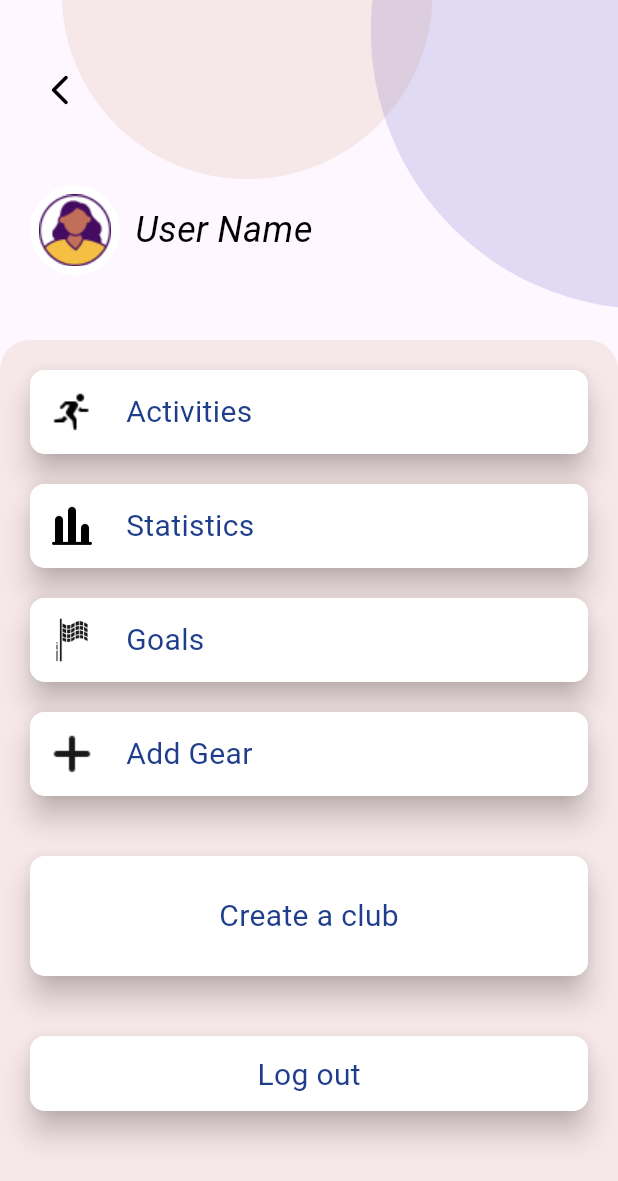
After one commit to 2504pratik/club_plus, a Flutter app: the ProfilePage screen opened by its route, on a phone screen of 412 x 824 dp. The commit adds this screen. Shown: the top 1181 px of the screen. Run offline on Flutter 3.47's test engine with Material 3 defaults, Android fonts, the phone set to English and light mode, and no system bars; our stand-ins replace uni_links; network calls fail.

Commit message:
Profile page added

```diff
--- a/lib/homepage/challenge_box.dart
+++ b/lib/homepage/challenge_box.dart
@@ -1,26 +1,13 @@
 import 'package:flutter/material.dart';
 
-class ChallengeBox extends StatelessWidget {
-  final String title;
-  final String description;
-  final String backgroundImagePath;
-
-  const ChallengeBox({
-    super.key,
-    required this.title,
-    required this.description,
-    required this.backgroundImagePath,
-  });
-
-  @override
-  Widget build(BuildContext context) {
+Widget ChallengeBox(String title, String desc, String imagePath) {
   return Card(
     child: Container(
       width: 150,
       height: 150,
       decoration: BoxDecoration(
         image: DecorationImage(
-            image: AssetImage(backgroundImagePath),
+          image: AssetImage(imagePath),
           fit: BoxFit.cover,
         ),
       ),
@@ -40,7 +27,7 @@ class ChallengeBox extends StatelessWidget {
             ),
             const SizedBox(height: 5),
             Text(
-                description,
+              desc,
               style: const TextStyle(
                 fontSize: 16,
                 color: Colors.white, // Adjust the text color if needed
@@ -52,4 +39,3 @@ class ChallengeBox extends StatelessWidget {
     ),
   );
 }
-}
--- a/lib/homepage/homepage.dart
+++ b/lib/homepage/homepage.dart
@@ -111,9 +111,14 @@ class HomePage extends StatelessWidget {
                                 ),
                               ],
                             ),
-                            CircleAvatar(
-                              backgroundColor: const Color(0xFF200E32),
-                              child: Image.asset('images/user_icon.png'),
+                            GestureDetector(
+                              onTap: () {
+                                Navigator.pushNamed(context, '/profile');
+                              },
+                              child: CircleAvatar(
+                                backgroundColor: const Color(0xFF200E32),
+                                child: Image.asset('images/user_icon.png'),
+                              ),
                             ),
                           ],
                         ),
@@ -166,9 +171,9 @@ class HomePage extends StatelessWidget {
                                   break;
                               }
                               return ChallengeBox(
-                                title: challenge.challengeTitle,
-                                description: challenge.desc,
-                                backgroundImagePath: imagePath,
+                                challenge.challengeTitle,
+                                challenge.desc,
+                                imagePath,
                               );
                             },
                           )),
--- a/lib/main.dart
+++ b/lib/main.dart
@@ -1,7 +1,10 @@
+// ignore_for_file: unused_import
+
 import 'package:club_plus/homepage/homepage.dart';
+import 'package:club_plus/profilepage/profilepage.dart';
+import 'loginpage/loginpage.dart';
+
 import 'package:flutter/material.dart';
-
-import 'loginpage/loginpage.dart';
 
 void main() {
   runApp(const MyApp());
@@ -22,7 +25,8 @@ class MyApp extends StatelessWidget {
       initialRoute: '/login', // Set the initial route
       routes: {
         '/login': (context) => const LoginPage(),
-        '/home': (context) => const HomePage()
+        '/home': (context) => const HomePage(),
+        '/profile': (context) => const ProfilePage()
       },
     );
   }
--- /dev/null
+++ b/lib/profilepage/custom_box.dart
@@ -0,0 +1,32 @@
+import 'package:flutter/material.dart';
+
+Widget CustomBox(String title, String imagePath) {
+  return Material(
+    elevation: 8,
+    borderRadius: BorderRadius.circular(10.0),
+    child: ClipRRect(
+      borderRadius: BorderRadius.circular(10),
+      child: Container(
+        padding: const EdgeInsets.all(12.0),
+        decoration: const BoxDecoration(
+          color: Colors.white,
+        ),
+        child: Row(
+          children: [
+            SizedBox(height: 32, width: 32, child: Image.asset(imagePath)),
+            const SizedBox(
+              width: 20,
+            ),
+            Text(
+              title,
+              style: const TextStyle(
+                color: Color(0xFF1E3D8A),
+                fontSize: 20,
+              ),
+            )
+          ],
+        ),
+      ),
+    ),
+  );
+}
--- /dev/null
+++ b/lib/profilepage/profilepage.dart
@@ -0,0 +1,158 @@
+import 'package:club_plus/profilepage/custom_box.dart';
+import 'package:flutter/material.dart';
+
+class ProfilePage extends StatelessWidget {
+  const ProfilePage({super.key});
+
+  @override
+  Widget build(BuildContext context) {
+    var width = MediaQuery.of(context).size.width;
+    return Scaffold(
+      body: Stack(
+        children: [
+          // Background Circles
+          Positioned(
+            top: -width * 0.4,
+            right: -width * 0.5,
+            child: CircleAvatar(
+              backgroundColor: const Color(0x336B66C7),
+              radius: width * 0.45,
+            ),
+          ),
+          Positioned(
+            top: -width * 0.31,
+            right: width * 0.3,
+            child: CircleAvatar(
+              backgroundColor: const Color(0x26C78966),
+              radius: width * 0.30,
+            ),
+          ),
+          // Profile
+          Positioned(
+            top: width * 0.3,
+            left: 20.0,
+            child: Row(
+              children: [
+                CircleAvatar(
+                  backgroundColor: Colors.white,
+                  radius: 30.0,
+                  child: Image.asset('images/user_icon.png'),
+                ),
+                const SizedBox(width: 10.0),
+                const Text(
+                  'User Name',
+                  style: TextStyle(
+                    color: Colors.black,
+                    fontSize: 24.0,
+                    fontWeight: FontWeight.w400,
+                    fontStyle: FontStyle.italic,
+                  ),
+                ),
+              ],
+            ),
+          ),
+          // Back Button Icon
+          Positioned(
+            top: 40.0,
+            left: 20.0,
+            child: GestureDetector(
+              onTap: () {
+                Navigator.of(context).pop(); // Handle back navigation
+              },
+              child: Container(
+                padding: const EdgeInsets.all(8.0),
+                child: const Icon(
+                  Icons.arrow_back_ios_new_rounded,
+                  color: Colors.black,
+                ),
+              ),
+            ),
+          ),
+          // Scrollable box
+          Positioned(
+            top: width * 0.55,
+            left: 0.0,
+            right: 0.0,
+            bottom: 0.0,
+            child: Container(
+              decoration: const BoxDecoration(
+                color: Color(0x26C78966),
+                borderRadius: BorderRadius.only(
+                  topLeft: Radius.circular(20.0),
+                  topRight: Radius.circular(20.0),
+                ),
+              ),
+              child: SingleChildScrollView(
+                padding: const EdgeInsets.all(20.0),
+                child: Column(
+                  crossAxisAlignment: CrossAxisAlignment.start,
+                  children: [
+                    CustomBox('Activities', 'images/ic_running.png'),
+                    const SizedBox(height: 20),
+                    CustomBox('Statistics', 'images/ic_statistics.png'),
+                    const SizedBox(height: 20),
+                    CustomBox('Goals', 'images/ic_goals.png'),
+                    const SizedBox(height: 20),
+                    CustomBox('Add Gear', 'images/ic_add.png'),
+                    const SizedBox(height: 40),
+                    // Create a club page
+                    Material(
+                      borderRadius: BorderRadius.circular(10),
+                      elevation: 8,
+                      child: ClipRRect(
+                        borderRadius: BorderRadius.circular(10),
+                        child: Container(
+                          height: 80,
+                          width: MediaQuery.of(context).size.width,
+                          padding: const EdgeInsets.all(12.0),
+                          decoration: const BoxDecoration(
+                            color: Colors.white,
+                          ),
+                          child: const Center(
+                            child: Text(
+                              'Create a club',
+                              style: TextStyle(
+                                color: Color(0xFF1E3D8A),
+                                fontSize: 20,
+                              ),
+                            ),
+                          ),
+                        ),
+                      ),
+                    ),
+                    const SizedBox(height: 40),
+                    // Log out button
+                    Material(
+                      borderRadius: BorderRadius.circular(10),
+                      elevation: 8,
+                      child: ClipRRect(
+                        borderRadius: BorderRadius.circular(10),
+                        child: Container(
+                          height: 50,
+                          width: MediaQuery.of(context).size.width,
+                          padding: const EdgeInsets.all(12.0),
+                          decoration: const BoxDecoration(
+                            color: Colors.white,
+                          ),
+                          child: const Center(
+                            child: Text(
+                              'Log out',
+                              style: TextStyle(
+                                color: Color(0xFF1E3D8A),
+                                fontSize: 20,
+                              ),
+                            ),
+                          ),
+                        ),
+                      ),
+                    ),
+                  ],
+                ),
+              ),
+            ),
+          ),
+        ],
+      ),
+    );
+  }
+}
```
Also changed, not shown: images/ic_add.png (added), images/ic_goals.png (added), images/ic_running.png (added), images/ic_statistics.png (added). Lines whose indentation alone changed are shown as unchanged.
